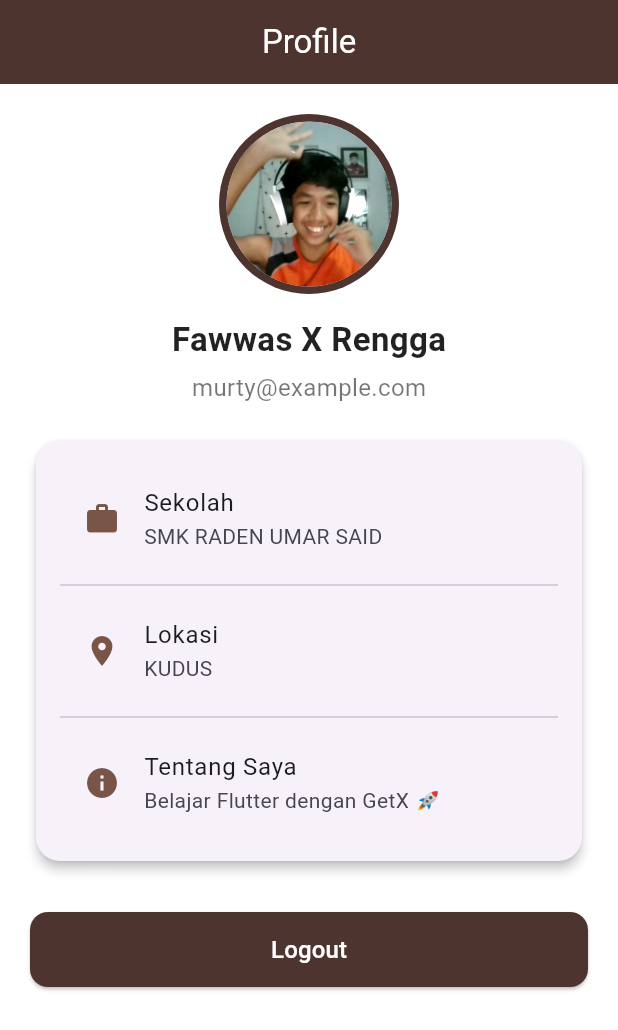
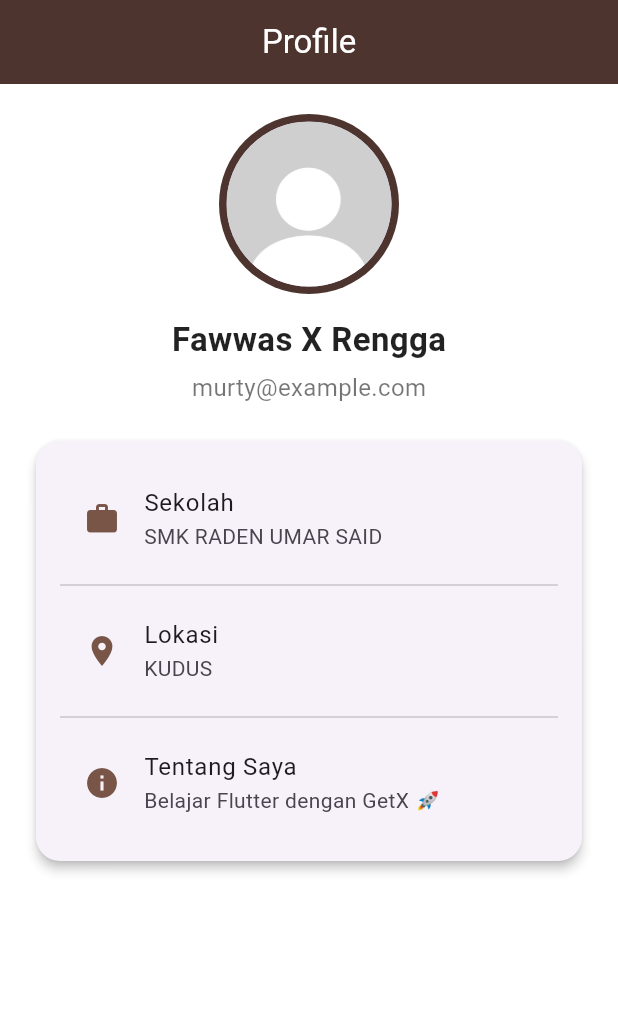
Before and after one commit to fawwazz-z/todo_list_app, a Flutter app: the ProfilePage screen opened directly, on a phone screen of 412 x 824 dp. Shown: the top 1030 px of the screen. Run offline on Flutter 3.47's test engine with Material 3 defaults, Android fonts, the phone set to English and light mode, and no system bars; our stand-ins replace get.

Commit message:
FIX CODE

```diff
--- a/lib/controllers/login_controller.dart
+++ b/lib/controllers/login_controller.dart
@@ -1,6 +1,5 @@
 import 'package:flutter/material.dart';
 import 'package:get/get.dart';
-import 'package:todo_list_app/bindings/dashboard_bindings.dart';
 import '../bindings/dashboard_bindings.dart';
 import '../pages/dashboard_page.dart';
 
--- a/lib/main.dart
+++ b/lib/main.dart
@@ -1,8 +1,7 @@
 import 'package:flutter/material.dart';
 import 'package:get/get.dart';
 import 'package:todo_list_app/bindings/login_bindings.dart';
-import 'bindings/login_bindings.dart';
-import 'pages/login_page.dart';
+import 'package:todo_list_app/pages/login_page.dart';
 
 void main() {
   runApp(const MyApp());
--- a/lib/pages/add_todo_page.dart
+++ b/lib/pages/add_todo_page.dart
@@ -3,8 +3,8 @@ import 'package:get/get.dart';
 import '../controllers/todo_controller.dart';
 
 class AddTodoPage extends StatelessWidget {
+  AddTodoPage({super.key});
   final TodoController todoController = Get.find();
-
   final titleController = TextEditingController();
   final descController = TextEditingController();
   final categoryList = ["Sekolah", "Pekerjaan", "Pribadi"];
--- a/lib/pages/history_page.dart
+++ b/lib/pages/history_page.dart
@@ -4,13 +4,14 @@ import '../controllers/todo_controller.dart';
 import '../widgets/todo_card.dart';
 
 class HistoryPage extends StatelessWidget {
+  HistoryPage({super.key});
   final TodoController todoController = Get.find();
 
   @override
   Widget build(BuildContext context) {
     return Obx(() {
       if (todoController.history.isEmpty) {
-        return const Center(child: Text("Belum ada todo selesai"));
+        return Center(child: Text("Belum ada todo selesai"));
       }
       return ListView.builder(
         itemCount: todoController.history.length,
--- a/lib/pages/profile_page.dart
+++ b/lib/pages/profile_page.dart
@@ -24,7 +24,7 @@ class ProfilePage extends StatelessWidget {
               backgroundColor: Colors.brown[800],
               child: const CircleAvatar(
                 radius: 55,
-                backgroundImage: AssetImage('images/murty.png'),
+                backgroundImage: AssetImage('images/ppkosong.jpg'),
               ),
             ),
             const SizedBox(height: 15),
@@ -79,21 +79,6 @@ class ProfilePage extends StatelessWidget {
             ),
 
             const SizedBox(height: 30),
-
-            ElevatedButton(
-              onPressed: () {},
-              style: ElevatedButton.styleFrom(
-                backgroundColor: Colors.brown[800],
-                minimumSize: const Size(double.infinity, 50),
-                shape: RoundedRectangleBorder(
-                  borderRadius: BorderRadius.circular(12),
-                ),
-              ),
-              child: const Text(
-                "Logout",
-                style: TextStyle(fontSize: 16, color: Colors.white),
-              ),
-            ),
           ],
         ),
       ),
```
Also changed, not shown: images/ppkosong.jpg (added).
